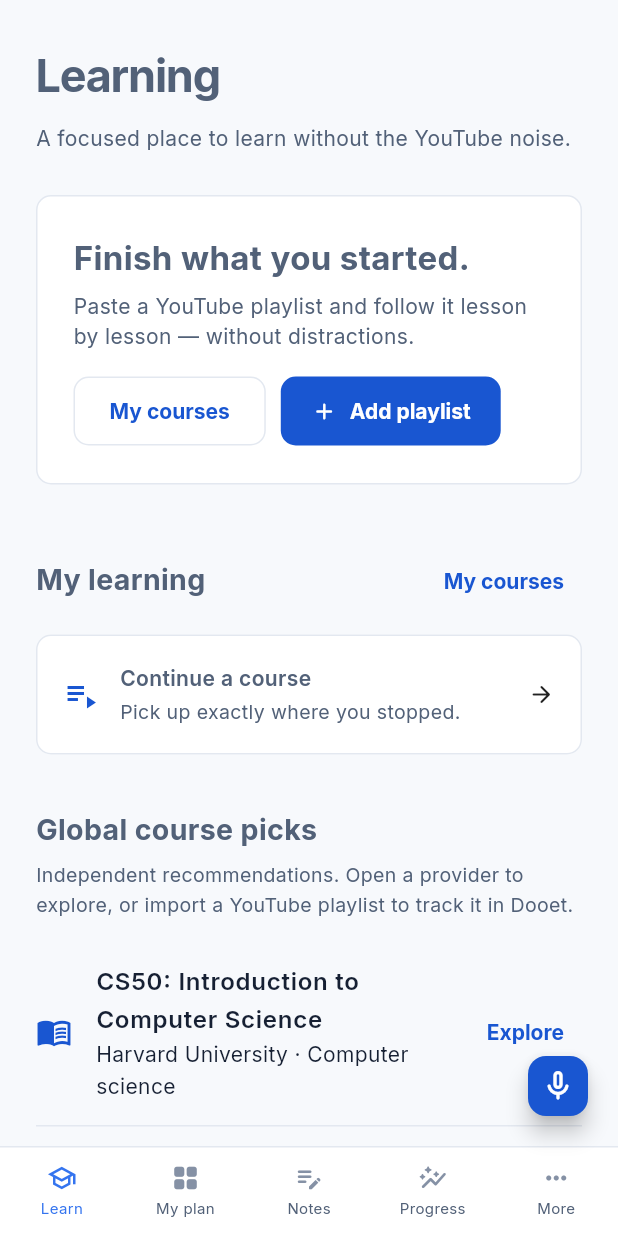
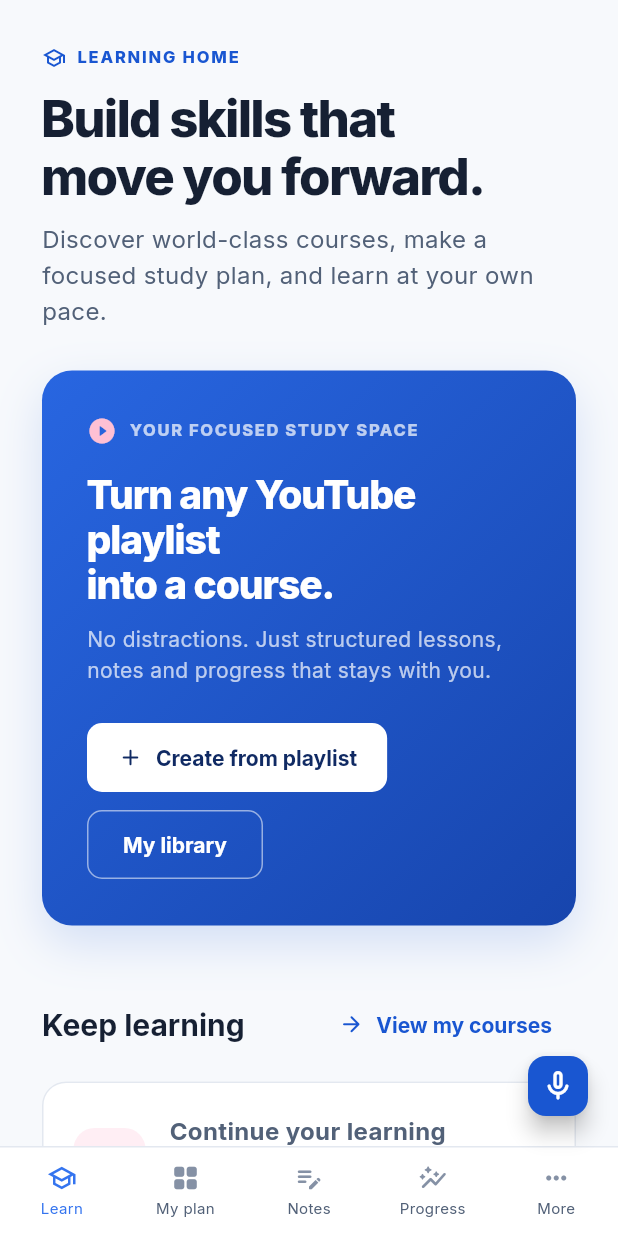
Before and after one commit to kartikpuranik18-glitch/doeet, a Flutter app: the LearningHubScreen screen opened by its route, on a phone screen of 412 x 824 dp. Run offline on Flutter 3.47's test engine with Material 3 defaults, Android fonts, the phone set to English and light mode, and no system bars; our stand-ins replace cloud_firestore, cloud_functions, firebase_auth, firebase_core, fl_chart, flutter_animate and 10 more; accounts and stored records are empty; statements that could not run were skipped.

Commit message:
feat: redesign Dooet learning and careers experience

```diff
--- a/lib/features/learning/presentation/learning_hub_screen.dart
+++ b/lib/features/learning/presentation/learning_hub_screen.dart
@@ -4,46 +4,14 @@ import 'package:url_launcher/url_launcher.dart';
 
 import '../../../core/constants/app_colors.dart';
 
-/// Learning discovery is intentionally separate from employment. These are
-/// curated external learning resources; no progress is claimed until a user
-/// imports a YouTube playlist into their own Dooet course library.
+/// A course discovery space. It intentionally has no job or company content.
 class LearningHubScreen extends StatelessWidget {
   const LearningHubScreen({super.key});
 
-  static const _courses = <_Resource>[
-    _Resource(
-      title: 'CS50: Introduction to Computer Science',
-      provider: 'Harvard University',
-      topic: 'Computer science',
-      url: 'https://www.edx.org/learn/computer-science/harvard-university-cs50-s-introduction-to-computer-science',
-    ),
-    _Resource(
-      title: 'Machine Learning Specialization',
-      provider: 'DeepLearning.AI',
-      topic: 'Machine learning',
-      url: 'https://www.coursera.org/specializations/machine-learning-introduction',
-    ),
-    _Resource(
-      title: 'Google Data Analytics',
-      provider: 'Google Career Certificates',
-      topic: 'Data analytics',
-      url: 'https://www.coursera.org/professional-certificates/google-data-analytics',
-    ),
-  ];
-
-  static const _events = <_Resource>[
-    _Resource(
-      title: 'MIT OpenCourseWare live & recorded events',
-      provider: 'MIT OpenCourseWare',
-      topic: 'Lectures and events',
-      url: 'https://ocw.mit.edu/',
-    ),
-    _Resource(
-      title: 'Google Developers events',
-      provider: 'Google for Developers',
-      topic: 'Developer webinars',
-      url: 'https://developers.google.com/events',
-    ),
+  static const _courses = <_CoursePick>[
+    _CoursePick('CS50: Introduction to Computer Science', 'Harvard University', 'Computer science', Icons.terminal_rounded, Color(0xFFEAF1FF), 'https://www.edx.org/learn/computer-science/harvard-university-cs50-s-introduction-to-computer-science'),
+    _CoursePick('Machine Learning Specialization', 'DeepLearning.AI', 'Machine learning', Icons.psychology_outlined, Color(0xFFF0ECFF), 'https://www.coursera.org/specializations/machine-learning-introduction'),
+    _CoursePick('Google Data Analytics', 'Google Career Certificates', 'Data analytics', Icons.query_stats_rounded, Color(0xFFE7F8F2), 'https://www.coursera.org/professional-certificates/google-data-analytics'),
   ];
 
   @override
@@ -52,54 +20,40 @@ class LearningHubScreen extends StatelessWidget {
         body: SafeArea(
           child: Center(
             child: ConstrainedBox(
-              constraints: const BoxConstraints(maxWidth: 1060),
+              constraints: const BoxConstraints(maxWidth: 1180),
               child: ListView(
-                padding: const EdgeInsets.fromLTRB(24, 28, 24, 48),
+                padding: const EdgeInsets.fromLTRB(28, 30, 28, 56),
                 children: [
-                  const Text('Learning',
-                      style: TextStyle(
-                          fontSize: 30,
-                          fontWeight: FontWeight.w700,
-                          letterSpacing: -0.8)),
-                  const SizedBox(height: 8),
-                  const Text('A focused place to learn without the YouTube noise.',
-                      style: TextStyle(color: AppColors.textSecondary)),
+                  const _Eyebrow(icon: Icons.school_outlined, text: 'LEARNING HOME'),
+                  const SizedBox(height: 12),
+                  Text('Build skills that\nmove you forward.', style: Theme.of(context).textTheme.displayMedium),
+                  const SizedBox(height: 10),
+                  const Text('Discover world-class courses, make a focused study plan, and learn at your own pace.', style: TextStyle(color: AppColors.textSecondary, fontSize: 16)),
                   const SizedBox(height: 28),
-                  _ImportCallout(
+                  _HeroPanel(
                     onImport: () => context.go('/import-course'),
                     onCourses: () => context.go('/courses'),
                   ),
-                  const SizedBox(height: 40),
-                  _SectionHeader(
-                    title: 'My learning',
-                    action: 'My courses',
-                    onAction: () => context.go('/courses'),
-                  ),
-                  const SizedBox(height: 12),
-                  _SimpleActionRow(
-                    icon: Icons.playlist_play_outlined,
-                    title: 'Continue a course',
-                    subtitle: 'Pick up exactly where you stopped.',
-                    onTap: () => context.go('/courses'),
-                  ),
-                  const SizedBox(height: 36),
-                  const _SectionHeader(title: 'Global course picks'),
+                  const SizedBox(height: 42),
+                  _SectionTitle(title: 'Keep learning', action: 'View my courses', onAction: () => context.go('/courses')),
+                  const SizedBox(height: 14),
+                  _ContinueCard(onTap: () => context.go('/courses')),
+                  const SizedBox(height: 42),
+                  const _SectionTitle(title: 'Top picks from global educators'),
                   const SizedBox(height: 6),
-                  const Text(
-                    'Independent recommendations. Open a provider to explore, or import a YouTube playlist to track it in Dooet.',
-                    style: TextStyle(color: AppColors.textSecondary, fontSize: 13),
-                  ),
-                  const SizedBox(height: 12),
-                  ..._courses.map((item) => _ResourceRow(resource: item)),
-                  const SizedBox(height: 36),
-                  const _SectionHeader(title: 'Webinars & live learning'),
-                  const SizedBox(height: 6),
-                  const Text(
-                    'Events are hosted by their providers. Check the source for current dates and registration.',
-                    style: TextStyle(color: AppColors.textSecondary, fontSize: 13),
-                  ),
-                  const SizedBox(height: 12),
-                  ..._events.map((item) => _ResourceRow(resource: item, event: true)),
+                  const Text('Hand-picked starting points from trusted providers. Explore a course, then add a YouTube playlist to track it in Dooet.', style: TextStyle(color: AppColors.textSecondary, fontSize: 14)),
+                  const SizedBox(height: 18),
+                  LayoutBuilder(builder: (context, constraints) {
+                    final wide = constraints.maxWidth >= 860;
+                    final cardWidth = wide ? (constraints.maxWidth - 32) / 3 : constraints.maxWidth;
+                    return Wrap(spacing: 16, runSpacing: 16, children: [
+                      for (final course in _courses) SizedBox(width: cardWidth, child: _CourseCard(course: course)),
+                    ]);
+                  }),
+                  const SizedBox(height: 44),
+                  const _SectionTitle(title: 'Live learning & webinars'),
+                  const SizedBox(height: 16),
+                  const _EventsPanel(),
                 ],
               ),
             ),
@@ -108,117 +62,150 @@ class LearningHubScreen extends StatelessWidget {
       );
 }
 
-class _ImportCallout extends StatelessWidget {
-  const _ImportCallout({required this.onImport, required this.onCourses});
+class _Eyebrow extends StatelessWidget {
+  const _Eyebrow({required this.icon, required this.text});
+  final IconData icon;
+  final String text;
+  @override
+  Widget build(BuildContext context) => Row(mainAxisSize: MainAxisSize.min, children: [
+        Icon(icon, size: 16, color: AppColors.primary),
+        const SizedBox(width: 7),
+        Text(text, style: const TextStyle(color: AppColors.primary, fontSize: 11, fontWeight: FontWeight.w800, letterSpacing: 1.2)),
+      ]);
+}
+
+class _HeroPanel extends StatelessWidget {
+  const _HeroPanel({required this.onImport, required this.onCourses});
   final VoidCallback onImport;
   final VoidCallback onCourses;
 
   @override
   Widget build(BuildContext context) => Container(
-        padding: const EdgeInsets.all(24),
+        padding: const EdgeInsets.all(30),
         decoration: BoxDecoration(
-          color: AppColors.bgCard,
-          border: Border.all(color: AppColors.border),
-          borderRadius: BorderRadius.circular(10),
+          gradient: AppColors.primaryGradient,
+          borderRadius: BorderRadius.circular(20),
+          boxShadow: [BoxShadow(color: AppColors.primary.withOpacity(.16), blurRadius: 26, offset: const Offset(0, 12))],
         ),
-        child: LayoutBuilder(
-          builder: (context, constraints) => Wrap(
-            alignment: WrapAlignment.spaceBetween,
-            crossAxisAlignment: WrapCrossAlignment.center,
-            runSpacing: 16,
-            children: [
-              const SizedBox(
-                width: 520,
-                child: Column(crossAxisAlignment: CrossAxisAlignment.start, children: [
-                  Text('Finish what you started.',
-                      style: TextStyle(fontSize: 22, fontWeight: FontWeight.w700)),
-                  SizedBox(height: 6),
-                  Text('Paste a YouTube playlist and follow it lesson by lesson — without distractions.',
-                      style: TextStyle(color: AppColors.textSecondary, height: 1.4)),
-                ]),
-              ),
-              Row(mainAxisSize: MainAxisSize.min, children: [
-                OutlinedButton(onPressed: onCourses, child: const Text('My courses')),
-                const SizedBox(width: 10),
-                FilledButton.icon(
-                  onPressed: onImport,
-                  icon: const Icon(Icons.add_rounded, size: 18),
-                  label: const Text('Add playlist'),
-                ),
-              ]),
-            ],
-          ),
-        ),
+        child: LayoutBuilder(builder: (context, constraints) {
+          final stacked = constraints.maxWidth < 660;
+          final copy = Column(crossAxisAlignment: CrossAxisAlignment.start, mainAxisSize: MainAxisSize.min, children: [
+            const Row(mainAxisSize: MainAxisSize.min, children: [
+              Icon(Icons.play_circle_fill_rounded, color: Color(0xFFFFC0D4), size: 20),
+              SizedBox(width: 8),
+              Text('YOUR FOCUSED STUDY SPACE', style: TextStyle(color: Colors.white70, fontSize: 11, fontWeight: FontWeight.w800, letterSpacing: 1.1)),
+            ]),
+            const SizedBox(height: 18),
+            const Text('Turn any YouTube playlist\ninto a course.', style: TextStyle(color: Colors.white, fontSize: 26, height: 1.15, fontWeight: FontWeight.w800, letterSpacing: -0.7)),
+            const SizedBox(height: 10),
+            const Text('No distractions. Just structured lessons, notes and progress that stays with you.', style: TextStyle(color: Colors.white70, fontSize: 14, height: 1.5)),
+          ]);
+          final actions = Wrap(spacing: 10, runSpacing: 10, children: [
+            FilledButton.icon(onPressed: onImport, icon: const Icon(Icons.add_rounded, size: 18), label: const Text('Create from playlist'), style: FilledButton.styleFrom(backgroundColor: Colors.white, foregroundColor: AppColors.primaryDark)),
+            OutlinedButton(onPressed: onCourses, child: const Text('My library'), style: OutlinedButton.styleFrom(foregroundColor: Colors.white, side: const BorderSide(color: Colors.white54))),
+          ]);
+          return stacked ? Column(crossAxisAlignment: CrossAxisAlignment.start, children: [copy, const SizedBox(height: 24), actions]) : Row(children: [Expanded(child: copy), const SizedBox(width: 26), actions]);
+        }),
       );
 }
 
-class _SectionHeader extends StatelessWidget {
-  const _SectionHeader({required this.title, this.action, this.onAction});
+class _SectionTitle extends StatelessWidget {
+  const _SectionTitle({required this.title, this.action, this.onAction});
   final String title;
   final String? action;
   final VoidCallback? onAction;
   @override
   Widget build(BuildContext context) => Row(children: [
-        Expanded(child: Text(title, style: const TextStyle(fontSize: 19, fontWeight: FontWeight.w700))),
-        if (action != null) TextButton(onPressed: onAction, child: Text(action!)),
+        Expanded(child: Text(title, style: Theme.of(context).textTheme.headlineSmall)),
+        if (action != null) TextButton.icon(onPressed: onAction, icon: const Icon(Icons.arrow_forward_rounded, size: 17), label: Text(action!)),
       ]);
 }
 
-class _SimpleActionRow extends StatelessWidget {
-  const _SimpleActionRow({required this.icon, required this.title, required this.subtitle, required this.onTap});
-  final IconData icon;
-  final String title;
-  final String subtitle;
+class _ContinueCard extends StatelessWidget {
+  const _ContinueCard({required this.onTap});
   final VoidCallback onTap;
   @override
   Widget build(BuildContext context) => Material(
         color: AppColors.bgCard,
-        borderRadius: BorderRadius.circular(10),
+        borderRadius: BorderRadius.circular(16),
         child: InkWell(
           onTap: onTap,
-          borderRadius: BorderRadius.circular(10),
+          borderRadius: BorderRadius.circular(16),
           child: Container(
-            padding: const EdgeInsets.all(17),
-            decoration: BoxDecoration(border: Border.all(color: AppColors.border), borderRadius: BorderRadius.circular(10)),
+            padding: const EdgeInsets.all(20),
+            decoration: BoxDecoration(border: Border.all(color: AppColors.border), borderRadius: BorderRadius.circular(16)),
             child: Row(children: [
-              Icon(icon, color: AppColors.primary),
-              const SizedBox(width: 14),
-              Expanded(child: Column(crossAxisAlignment: CrossAxisAlignment.start, children: [
-                Text(title, style: const TextStyle(fontWeight: FontWeight.w600)),
-                const SizedBox(height: 3),
-                Text(subtitle, style: const TextStyle(color: AppColors.textSecondary, fontSize: 13)),
+              Container(width: 48, height: 48, decoration: BoxDecoration(color: const Color(0xFFFFEEF4), borderRadius: BorderRadius.circular(14)), child: const Icon(Icons.play_arrow_rounded, color: AppColors.brandPink)),
+              const SizedBox(width: 16),
+              const Expanded(child: Column(crossAxisAlignment: CrossAxisAlignment.start, children: [
+                Text('Continue your learning', style: TextStyle(fontWeight: FontWeight.w700, fontSize: 16)),
+                SizedBox(height: 4),
+                Text('Your saved courses and lesson progress are waiting.', style: TextStyle(color: AppColors.textSecondary, fontSize: 13)),
               ])),
-              const Icon(Icons.arrow_forward_rounded, size: 18),
+              const Icon(Icons.arrow_forward_rounded, color: AppColors.primary),
             ]),
           ),
         ),
       );
 }
 
-class _ResourceRow extends StatelessWidget {
-  const _ResourceRow({required this.resource, this.event = false});
-  final _Resource resource;
-  final bool event;
+class _CourseCard extends StatelessWidget {
+  const _CourseCard({required this.course});
+  final _CoursePick course;
   @override
   Widget build(BuildContext context) => Container(
-        decoration: const BoxDecoration(border: Border(bottom: BorderSide(color: AppColors.border))),
-        child: ListTile(
-          contentPadding: const EdgeInsets.symmetric(vertical: 8),
-          leading: Icon(event ? Icons.videocam_outlined : Icons.menu_book_outlined, color: AppColors.primary),
-          title: Text(resource.title, style: const TextStyle(fontWeight: FontWeight.w600)),
-          subtitle: Text('${resource.provider} · ${resource.topic}'),
-          trailing: TextButton(
-            onPressed: () => launchUrl(Uri.parse(resource.url), mode: LaunchMode.externalApplication),
-            child: const Text('Explore'),
-          ),
-        ),
+        padding: const EdgeInsets.all(20),
+        decoration: BoxDecoration(color: AppColors.bgCard, border: Border.all(color: AppColors.border), borderRadius: BorderRadius.circular(16)),
+        child: Column(crossAxisAlignment: CrossAxisAlignment.start, children: [
+          Container(width: 48, height: 48, decoration: BoxDecoration(color: course.tint, borderRadius: BorderRadius.circular(14)), child: Icon(course.icon, color: AppColors.primaryDark)),
+          const SizedBox(height: 18),
+          Text(course.topic.toUpperCase(), style: const TextStyle(color: AppColors.primary, fontSize: 10, fontWeight: FontWeight.w800, letterSpacing: 1)),
+          const SizedBox(height: 8),
+          Text(course.title, style: const TextStyle(fontWeight: FontWeight.w700, fontSize: 16, height: 1.3)),
+          const SizedBox(height: 7),
+          Text(course.provider, style: const TextStyle(color: AppColors.textSecondary, fontSize: 13)),
+          const SizedBox(height: 18),
+          TextButton.icon(onPressed: () => launchUrl(Uri.parse(course.url), mode: LaunchMode.externalApplication), icon: const Icon(Icons.open_in_new_rounded, size: 15), label: const Text('Explore course')),
+        ]),
       );
 }
 
-class _Resource {
-  const _Resource({required this.title, required this.provider, required this.topic, required this.url});
+class _EventsPanel extends StatelessWidget {
+  const _EventsPanel();
+  @override
+  Widget build(BuildContext context) => Container(
+        padding: const EdgeInsets.all(20),
+        decoration: BoxDecoration(color: AppColors.bgCard, border: Border.all(color: AppColors.border), borderRadius: BorderRadius.circular(16)),
+        child: Column(children: const [
+          _EventRow(icon: Icons.live_tv_rounded, color: AppColors.accentPurple, title: 'MIT OpenCourseWare events', detail: 'Lectures, talks and recorded sessions', url: 'https://ocw.mit.edu/'),
+          Divider(height: 32),
+          _EventRow(icon: Icons.groups_rounded, color: AppColors.accentCyan, title: 'Google for Developers events', detail: 'Community sessions and developer webinars', url: 'https://developers.google.com/events'),
+        ]),
+      );
+}
+
+class _EventRow extends StatelessWidget {
+  const _EventRow({required this.icon, required this.color, required this.title, required this.detail, required this.url});
+  final IconData icon;
+  final Color color;
+  final String title;
+  final String detail;
+  final String url;
+  @override
+  Widget build(BuildContext context) => Row(children: [
+        Container(width: 42, height: 42, decoration: BoxDecoration(color: color.withOpacity(.12), borderRadius: BorderRadius.circular(12)), child: Icon(icon, color: color, size: 21)),
+        const SizedBox(width: 14),
+        Expanded(child: Column(crossAxisAlignment: CrossAxisAlignment.start, children: [Text(title, style: const TextStyle(fontWeight: FontWeight.w700)), const SizedBox(height: 3), Text(detail, style: const TextStyle(color: AppColors.textSecondary, fontSize: 13))])),
+        TextButton(onPressed: () => launchUrl(Uri.parse(url), mode: LaunchMode.externalApplication), child: const Text('View')),
+      ]);
+}
+
+class _CoursePick {
+  const _CoursePick(this.title, this.provider, this.topic, this.icon, this.tint, this.url);
   final String title;
   final String provider;
   final String topic;
+  final IconData icon;
+  final Color tint;
   final String url;
 }
```
